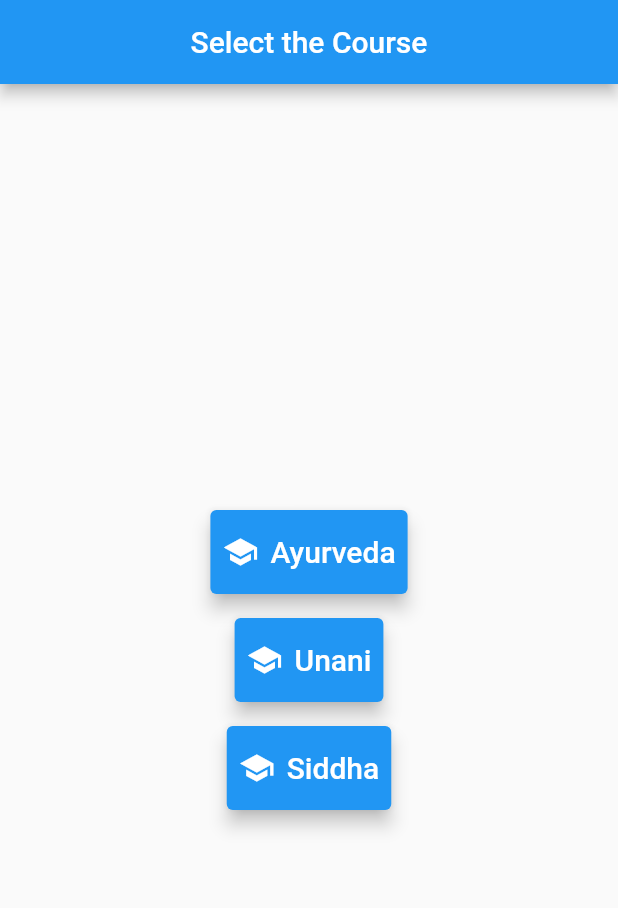
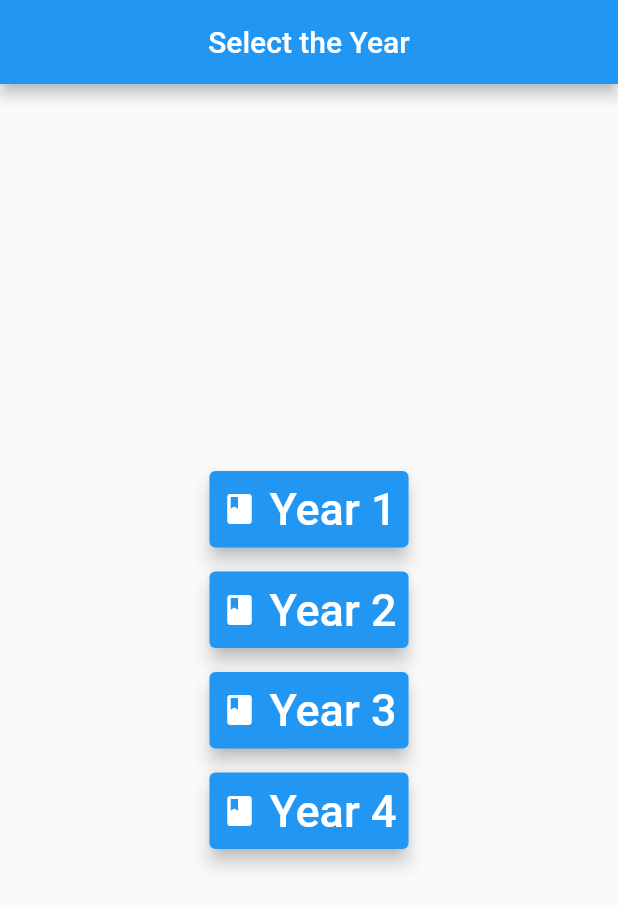
Before and after one commit to dnprasad17/ayush_textbooks, a Flutter app: the screen it shows after launch, after a tap on "Ayurveda", on a phone screen of 412 x 824 dp. Shown: the top 908 px of the screen. Run offline on Flutter 3.47's test engine with Material 2 defaults, Android fonts, the phone set to English and light mode, and no system bars.

Commit message:
Lets start

```diff
--- /dev/null
+++ b/lib/P2.dart
@@ -0,0 +1,116 @@
+import 'package:flutter/material.dart';
+
+class P2 extends StatelessWidget {
+  const P2({super.key});
+
+  @override
+  Widget build(BuildContext context) {
+    return MaterialApp(
+      debugShowCheckedModeBanner: false,
+      home: Scaffold(
+        appBar: AppBar(
+          title: Text('Select the Year'),
+          centerTitle: true,
+        ),
+        body: Center(
+          child: Column(
+            mainAxisAlignment: MainAxisAlignment.center,
+            children: [
+              IntrinsicWidth(
+                child: ElevatedButton(
+                  onPressed: () {
+                    // Add your onPressed logic here
+                  },
+                  style: ElevatedButton.styleFrom(
+                    primary: Colors.blue, // Background color
+                    onPrimary: Colors.white, // Text color
+                    elevation: 5, // Elevation
+                    padding: EdgeInsets.all(8), // Padding
+                  ),
+                  child: Row(
+                    mainAxisAlignment: MainAxisAlignment.center,
+                    children: [
+                      Icon(Icons.book), // Book icon
+                      SizedBox(
+                          width: 8), // Add some space between icon and text
+                      Text('Year 1', style: TextStyle(fontSize: 30)), // Text
+                    ],
+                  ),
+                ),
+              ),
+              SizedBox(height: 16),
+              IntrinsicWidth(
+                child: ElevatedButton(
+                  onPressed: () {
+                    // Add your onPressed logic here
+                  },
+                  style: ElevatedButton.styleFrom(
+                    primary: Colors.blue, // Background color
+                    onPrimary: Colors.white, // Text color
+                    elevation: 5, // Elevation
+                    padding: EdgeInsets.all(8), // Padding
+                  ),
+                  child: Row(
+                    mainAxisAlignment: MainAxisAlignment.center,
+                    children: [
+                      Icon(Icons.book), // Book icon
+                      SizedBox(
+                          width: 8), // Add some space between icon and text
+                      Text('Year 2', style: TextStyle(fontSize: 30)), // Text
+                    ],
+                  ),
+                ),
+              ),
+              SizedBox(height: 16),
+              IntrinsicWidth(
+                child: ElevatedButton(
+                  onPressed: () {
+                    // Add your onPressed logic here
+                  },
+                  style: ElevatedButton.styleFrom(
+                    primary: Colors.blue, // Background color
+                    onPrimary: Colors.white, // Text color
+                    elevation: 5, // Elevation
+                    padding: EdgeInsets.all(8), // Padding
+                  ),
+                  child: Row(
+                    mainAxisAlignment: MainAxisAlignment.center,
+                    children: [
+                      Icon(Icons.book), // Book icon
+                      SizedBox(
+                          width: 8), // Add some space between icon and text
+                      Text('Year 3', style: TextStyle(fontSize: 30)), // Text
+                    ],
+                  ),
+                ),
+              ),
+              SizedBox(height: 16),
+              IntrinsicWidth(
+                child: ElevatedButton(
+                  onPressed: () {
+                    // Add your onPressed logic here
+                  },
+                  style: ElevatedButton.styleFrom(
+                    primary: Colors.blue, // Background color
+                    onPrimary: Colors.white, // Text color
+                    elevation: 5, // Elevation
+                    padding: EdgeInsets.all(8), // Padding
+                  ),
+                  child: Row(
+                    mainAxisAlignment: MainAxisAlignment.center,
+                    children: [
+                      Icon(Icons.book), // Book icon
+                      SizedBox(
+                          width: 8), // Add some space between icon and text
+                      Text('Year 4', style: TextStyle(fontSize: 30)), // Text
+                    ],
+                  ),
+                ),
+              ),
+            ],
+          ),
+        ),
+      ),
+    );
+  }
+}
--- a/lib/main.dart
+++ b/lib/main.dart
@@ -1,10 +1,13 @@
 import 'package:ayush_textbook/P1.dart';
+import 'package:ayush_textbook/P2.dart';
+import 'package:ayush_textbook/P3.dart';
+import 'package:ayush_textbook/P4.dart';
 import 'package:flutter/material.dart';
 
 void main() {
   runApp(MaterialApp(
     initialRoute: 'P1',
     debugShowCheckedModeBanner: false,
-    routes: {'P1': (context) => P1() },
+    routes: {'P1': (context) => P1(), 'P2': (context) => P2(), 'P3' :(context) => P3(),'P4': (context) => P4() },
   ));
 }
```
Also changed, not shown: lib/P3.dart (added, +116 -0 lines), lib/P4.dart (added, +116 -0 lines).
